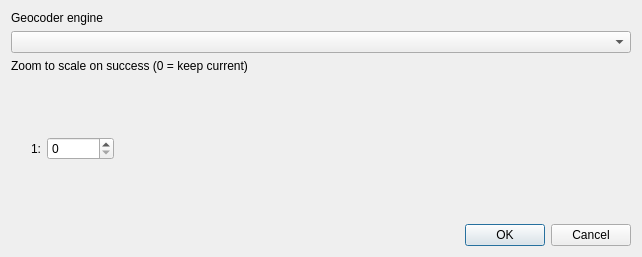
Qt form Ui_Config.ui (elpaso/qgis-geocoding) before a commit.
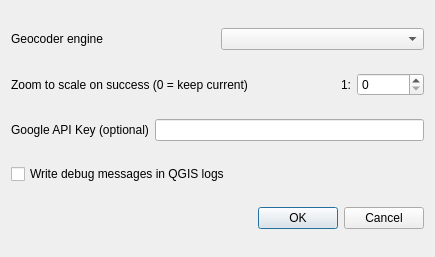
The same form after that commit.

What changed in the file:
```diff
--- a/Ui_Config.ui
+++ b/Ui_Config.ui
@@ -9,17 +9,17 @@
    <rect>
     <x>0</x>
     <y>0</y>
-    <width>642</width>
+    <width>435</width>
     <height>257</height>
    </rect>
   </property>
   <property name="windowTitle">
    <string>Settings</string>
   </property>
-  <layout class="QHBoxLayout" name="horizontalLayout_3">
-   <item>
     <layout class="QVBoxLayout" name="verticalLayout">
      <item>
+    <layout class="QHBoxLayout" name="horizontalLayout">
+     <item>
       <widget class="QLabel" name="label_5">
        <property name="text">
         <string>Geocoder engine</string>
@@ -29,9 +29,10 @@
      <item>
       <widget class="QComboBox" name="geocoderComboBox"/>
      </item>
-     <item>
-      <layout class="QHBoxLayout" name="horizontalLayout"/>
-     </item>
+    </layout>
+   </item>
+   <item>
+    <layout class="QHBoxLayout" name="horizontalLayout_2">
      <item>
       <widget class="QLabel" name="label_3">
        <property name="text">
@@ -40,16 +41,14 @@
       </widget>
      </item>
      <item>
-      <layout class="QHBoxLayout" name="horizontalLayout_2">
-       <item>
-        <spacer name="verticalSpacer">
+      <spacer name="horizontalSpacer">
          <property name="orientation">
-          <enum>Qt::Vertical</enum>
+        <enum>Qt::Horizontal</enum>
          </property>
          <property name="sizeHint" stdset="0">
           <size>
-           <width>20</width>
-           <height>40</height>
+         <width>40</width>
+         <height>20</height>
           </size>
          </property>
         </spacer>
@@ -71,21 +70,29 @@
          </property>
         </widget>
        </item>
+    </layout>
+   </item>
        <item>
-        <spacer name="horizontalSpacer">
-         <property name="orientation">
-          <enum>Qt::Horizontal</enum>
-         </property>
-         <property name="sizeHint" stdset="0">
-          <size>
-           <width>40</width>
-           <height>20</height>
-          </size>
-         </property>
-        </spacer>
-       </item>
-      </layout>
-     </item>
+    <layout class="QHBoxLayout" name="horizontalLayout_3">
+     <item>
+      <widget class="QLabel" name="label">
+       <property name="text">
+        <string>Google API Key (optional)</string>
+       </property>
+      </widget>
+     </item>
+     <item>
+      <widget class="QLineEdit" name="googleKey"/>
+     </item>
+    </layout>
+   </item>
+   <item>
+    <widget class="QCheckBox" name="debugCheckBox">
+     <property name="text">
+      <string>Write debug messages in QGIS logs</string>
+     </property>
+    </widget>
+   </item>
      <item>
       <widget class="QDialogButtonBox" name="buttonBox">
        <property name="orientation">
@@ -95,8 +102,6 @@
         <set>QDialogButtonBox::Cancel|QDialogButtonBox::Ok</set>
        </property>
       </widget>
-     </item>
-    </layout>
    </item>
   </layout>
  </widget>
```
Lines whose indentation alone changed are shown as unchanged.
